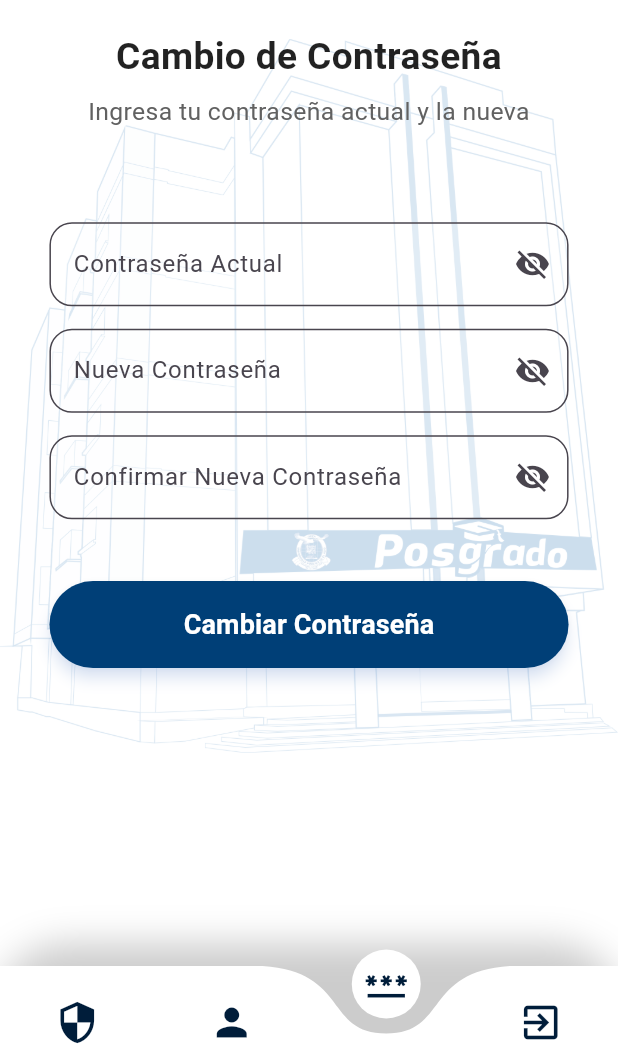
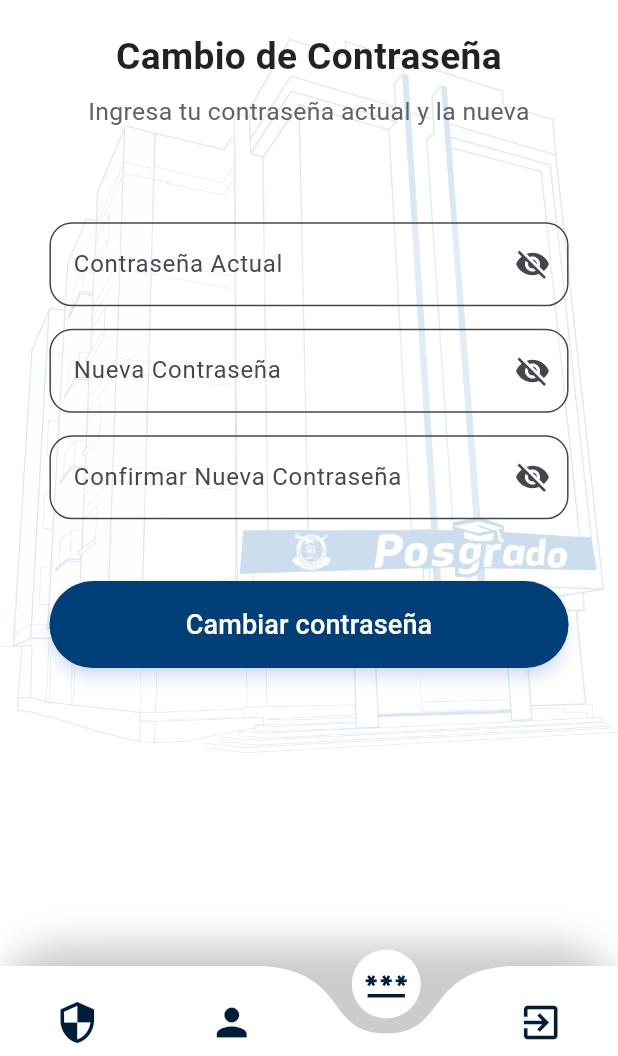
Before and after one commit to UnstopLim/postgradoN, a Flutter app: the Cambio screen opened by its route, on a phone screen of 412 x 824 dp, the part 180-1236 px from its top. Run offline on Flutter 3.47's test engine with Material 3 defaults, Android fonts, the phone set to English and light mode, and no system bars; drawn by our look-alikes of curved_navigation_bar; our stand-ins replace animate_do, auto_route, connectivity_plus, dio, flutter_riverpod, flutter_secure_storage and 3 more; accounts and stored records are empty.

Commit message:
se areglo el pcambio de password pero le falata areglas muchas cosas siue mal    31/3/2025

```diff
--- a/lib/Core/di/service_locator.dart
+++ b/lib/Core/di/service_locator.dart
@@ -1,6 +1,8 @@
 import 'package:flutter_secure_storage/flutter_secure_storage.dart';
 import 'package:get_it/get_it.dart';
 import 'package:postgrado/Core/network/ApiClient.dart';
+import 'package:postgrado/Feacture/CambiarPassword/data/repository/CambioRepository.dart';
+import 'package:postgrado/Feacture/CambiarPassword/domain/cambioUseCAse/CambioUseCase.dart';
 import 'package:postgrado/Feacture/Home/data/repository/tokenRepository.dart';
 import 'package:postgrado/Feacture/Home/domain/caso_de_uso/token_case_uso.dart';
 import 'package:postgrado/Feacture/Login/data/repository/auth_repository.dart';
@@ -24,5 +26,9 @@ void setupLocator() {
   //token
   getIt.registerLazySingleton<tokenRepository>(() => tokenRepository(getIt<ApiClient>()));
   getIt.registerLazySingleton<GetTokenCaseUse>(() => GetTokenCaseUse(getIt<tokenRepository>()));
+  //cambioPassword
+  getIt.registerLazySingleton<CambioRepository>(() => CambioRepository(getIt<ApiClient>()));
+  getIt.registerLazySingleton<CambioUseCase>(() => CambioUseCase(getIt<CambioRepository>()));
+
 
 }
--- a/lib/Feacture/CambiarPassword/presentacion/page/Cambio.dart
+++ b/lib/Feacture/CambiarPassword/presentacion/page/Cambio.dart
@@ -1,28 +1,70 @@
 import 'package:auto_route/annotations.dart';
 import 'package:flutter/material.dart';
+import 'package:flutter_riverpod/flutter_riverpod.dart';
+import 'package:postgrado/Feacture/CambiarPassword/presentacion/estado/CambioRiberput.dart';
+import 'package:postgrado/Feacture/Login/Presentacion/Page/AlertDialogConection.dart';
+import 'package:postgrado/Feacture/Login/Presentacion/Page/network_info.dart';
 
 
 @RoutePage()
-class Cambio extends StatefulWidget {
+class Cambio extends ConsumerStatefulWidget {
   const Cambio({super.key});
 
   @override
-  State<Cambio> createState() => _CambioState();
+  _CambioState createState() => _CambioState();
 }
 
-class _CambioState extends State<Cambio> {
+class _CambioState extends ConsumerState<Cambio> {
+   final TextEditingController passwordController = TextEditingController();
+   final TextEditingController newPasswordController = TextEditingController();
+   final TextEditingController confirmPasswordController = TextEditingController();
+   bool _isLoading = false;
+
+
   final _formKey = GlobalKey<FormState>();
   bool _isObscureOld = true;
   bool _isObscureNew = true;
   bool _isObscureConfirm = true;
+
+
+  Future<void> _cambioPassword()
+   async
+   {
+      final hayInternet = await NetworkInfo().isConnected();
+      if(!hayInternet)
+      {
+         showDialog(context: context, builder: (BuildContext context) {
+           return ErroConection();
+         });
+         return;
+      }
+      final password = passwordController.text.trim();
+      final newPassword = newPasswordController.text.trim();
+      final confirmPassword= confirmPasswordController.text.trim();
+      try
+      {
+        await ref.read(cambioProvider.notifier).CambioPassword(password, newPassword, confirmPassword);
+        setState(() {
+          final snakBar = SnackBar(content: const Text("Se cambio la contraseña correctamente"),
+              action: SnackBarAction(label: 'Ok', onPressed: () {}));
+          ScaffoldMessenger.of(context).showSnackBar(snakBar);
+        });
+      }catch(e){
+        setState(() {
+          final snakBar = SnackBar(content: const Text("No se modifico la contraseña"),
+              action: SnackBarAction(label: 'Ok', onPressed: () {}));
+          ScaffoldMessenger.of(context).showSnackBar(snakBar);
+        });
+      }
+   }
+
 
   @override
   Widget build(BuildContext context) {
     final screenSize = MediaQuery.of(context).size;
 
     return Scaffold(
-      // appBar: CustomAppBar(),
-      // drawer: CustomDrawer(),
+
       backgroundColor: Colors.white,
       body: Stack(
         children: [
@@ -73,24 +115,23 @@ class _CambioState extends State<Cambio> {
                   ),
                   SizedBox(height: screenSize.height * 0.05),
 
-                  // Formulario
                   Form(
                     key: _formKey,
                     child: Column(
                       children: [
-                        _buildPasswordField("Contraseña Actual", _isObscureOld, () {
+                        _buildPasswordField("Contraseña Actual",passwordController, _isObscureOld, () {
                           setState(() {
                             _isObscureOld = !_isObscureOld;
                           });
                         }),
                         SizedBox(height: 15),
-                        _buildPasswordField("Nueva Contraseña", _isObscureNew, () {
+                        _buildPasswordField("Nueva Contraseña",newPasswordController, _isObscureNew, () {
                           setState(() {
                             _isObscureNew = !_isObscureNew;
                           });
                         }),
                         SizedBox(height: 15),
-                        _buildPasswordField("Confirmar Nueva Contraseña", _isObscureConfirm, () {
+                        _buildPasswordField("Confirmar Nueva Contraseña",confirmPasswordController, _isObscureConfirm, () {
                           setState(() {
                             _isObscureConfirm = !_isObscureConfirm;
                           });
@@ -102,6 +143,7 @@ class _CambioState extends State<Cambio> {
                             onPressed: () {
                               if (_formKey.currentState!.validate()) {
                                 // Acción para cambiar la contraseña
+                                _isLoading ?  null: _cambioPassword();
                                 ScaffoldMessenger.of(context).showSnackBar(
                                   SnackBar(content: Text("Contraseña cambiada exitosamente")),
                                 );
@@ -116,14 +158,18 @@ class _CambioState extends State<Cambio> {
                               elevation: 4,
                               shadowColor: Colors.blueAccent.withOpacity(0.3),
                             ),
-                            child: Text(
-                              "Cambiar Contraseña",
-                              style: TextStyle(
-                                fontSize: 18,
-                                fontWeight: FontWeight.bold,
-                                color: Colors.white,
-                              ),
-                            ),
+                            child:  _isLoading
+                               ? const CircularProgressIndicator(color: Colors.white,)
+                                :const Text("Cambiar contraseña",style: TextStyle(fontSize: 18,color: Colors.white),)
+                            ,
+                            // child: Text(
+                            //   "Cambiar Contraseña",
+                            //   style: TextStyle(
+                            //     fontSize: 18,
+                            //     fontWeight: FontWeight.bold,
+                            //     color: Colors.white,
+                            //   ),
+                            // ),
                           ),
                         ),
                       ],
@@ -139,14 +185,15 @@ class _CambioState extends State<Cambio> {
     );
   }
 
-  Widget _buildPasswordField(String label, bool isObscure, VoidCallback toggleVisibility) {
+  Widget _buildPasswordField(String label,TextEditingController controllerEdit, bool isObscure, VoidCallback toggleVisibility) {
     return TextFormField(
+      controller: controllerEdit,
       obscureText: isObscure,
       decoration: InputDecoration(
         labelText: label,
         border: OutlineInputBorder(borderRadius: BorderRadius.circular(15)),
         filled: true,
-        fillColor: Colors.white.withOpacity(0.2),  // Fondo transparente para los campos de texto
+        fillColor: Colors.white.withOpacity(0.2),
         suffixIcon: IconButton(
           icon: Icon(isObscure ? Icons.visibility_off : Icons.visibility),
           onPressed: toggleVisibility,
--- a/lib/Feacture/Login/Presentacion/Page/Login.dart
+++ b/lib/Feacture/Login/Presentacion/Page/Login.dart
@@ -184,7 +184,7 @@ class _LoginState extends ConsumerState<Login> {
                     ),
 
                     Positioned(
-                      top: screenHeight * 0.10, // Ajusta la posición vertical
+                      top: screenHeight * 0.10,
                       left: 0,
                       right: 0,
                       child: Center(
@@ -197,7 +197,6 @@ class _LoginState extends ConsumerState<Login> {
                       ),
                     ),
 
-                    // Contenedor con el formulario
                     Positioned(
                       top: isLandscape ? screenHeight * 0.15 : screenHeight * 0.33,
                       left: screenWidth * 0.08,
--- a/lib/Feacture/Perfil/data/repository/PerfilRepository.dart
+++ b/lib/Feacture/Perfil/data/repository/PerfilRepository.dart
@@ -17,7 +17,6 @@ class PerfilRepository
       return UserProfileModel.fromJson(responce["data"]);
     }
     return null;
-
   }
 
 
```
Also changed, not shown: lib/Core/network/ApiClient.dart (+31 -1 lines), lib/Feacture/CambiarPassword/data/repository/CambioRepository.dart (added, +14 -0 lines), lib/Feacture/CambiarPassword/domain/Models/CambioModel.dart (added, +16 -0 lines), lib/Feacture/CambiarPassword/domain/cambioUseCAse/CambioUseCase.dart (added, +14 -0 lines), lib/Feacture/CambiarPassword/presentacion/estado/CambioRiberput.dart (added, +41 -0 lines), lib/Feacture/CambiarPassword/domain/Models/CambioModel.g.dart (added).
